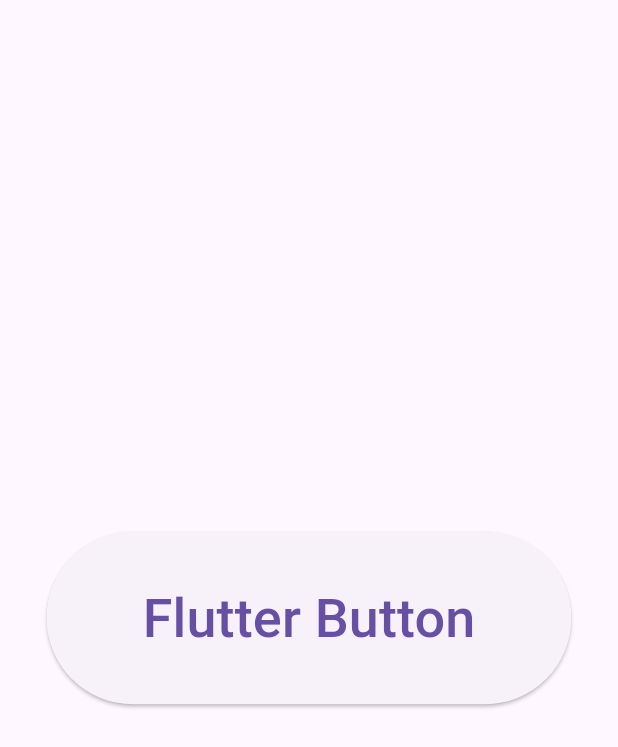
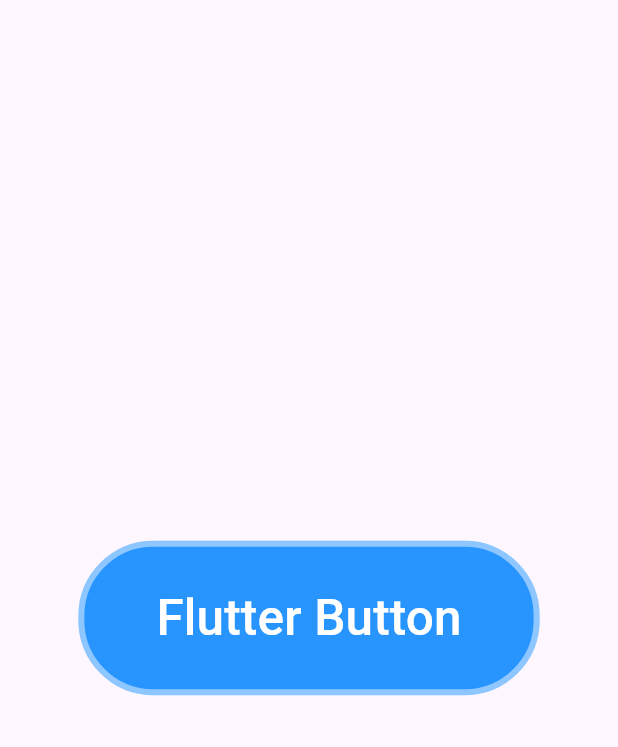
Before and after one commit to ginganotnigg/Animation-Comparison-App, a Flutter app: the ButtonPressScreen screen opened directly, after a tap on "Flutter Button", on a phone screen of 412 x 824 dp. Shown: the top 747 px of the screen. Run offline on Flutter 3.47's test engine with Material 3 defaults, Android fonts, the phone set to English and light mode, and no system bars; our stand-ins replace cached_network_image, lottie, rive; network calls fail.

Commit message:
feat: re-design button press screen

```diff
--- a/lib/screen/button_press.dart
+++ b/lib/screen/button_press.dart
@@ -14,6 +14,7 @@ class _ButtonPressScreenState extends State<ButtonPressScreen>
     with SingleTickerProviderStateMixin {
   SMITrigger? _onClick;
   double _scale = 1.0;
+  double _shadowBlur = 0.0;
 
   void _onButtonPressed() {
     if (_onClick != null) {
@@ -21,24 +22,25 @@ class _ButtonPressScreenState extends State<ButtonPressScreen>
     }
 
     setState(() {
-      _scale = 1.1;
+      _scale = 0.8;
+      _shadowBlur = 70.0;
     });
 
     Future.delayed(const Duration(milliseconds: 100), () {
       setState(() {
         _scale = 1.0;
+        _shadowBlur = 0.0; // Reset the shadow after the effect
       });
     });
   }
 
-  // Hàm khởi tạo điều khiển Rive
+  // Initialize Rive state machine
   void _onRiveInit(Artboard artboard) {
     final controller = StateMachineController.fromArtboard(
-        artboard, 'State Machine 1'); // Tên state machine
+        artboard, 'State Machine 1'); // State machine name
     if (controller != null) {
       artboard.addController(controller);
-      _onClick = controller.findInput('Button_Click')
-          as SMITrigger?; // Input từ state machine
+      _onClick = controller.findInput('CLICK') as SMITrigger?;
     }
   }
 
@@ -47,26 +49,62 @@ class _ButtonPressScreenState extends State<ButtonPressScreen>
     return Scaffold(
       body: Center(
         child: widget.useBuiltIn
-            ? Transform.scale(
+            // Flutter Button
+            ? AnimatedScale(
                 scale: _scale,
+                duration: const Duration(milliseconds: 100),
+                curve: Curves.easeInOut,
+                child: AnimatedContainer(
+                  duration: const Duration(milliseconds: 200),
+                  decoration: BoxDecoration(
+                    color: const Color(0xFF2895FF),
+                    borderRadius: BorderRadius.circular(50),
+                    border: Border.all(
+                      color: const Color(0xFF8EC6FF),
+                      width: 4,
+                    ),
+                    boxShadow: [
+                      BoxShadow(
+                        color: Colors.blue.withOpacity(0.2),
+                        blurRadius: _shadowBlur,
+                        spreadRadius: _shadowBlur,
+                        offset: const Offset(0, 0),
+                      ),
+                    ],
+                  ),
                   child: ElevatedButton(
                     onPressed: _onButtonPressed,
                     style: ElevatedButton.styleFrom(
+                      backgroundColor: Colors.transparent,
+                      shadowColor: Colors.transparent,
                       padding: const EdgeInsets.symmetric(
-                        horizontal: 64, vertical: 32),
+                          horizontal: 48, vertical: 24),
+                      shape: RoundedRectangleBorder(
+                        borderRadius: BorderRadius.circular(30),
+                      ),
                     ),
                     child: const Text(
                       'Flutter Button',
-                    style: TextStyle(fontSize: 36),
+                      style: TextStyle(
+                        fontSize: 33,
+                        color: Colors.white,
+                      ),
+                    ),
                   ),
                 ),
               )
-            : GestureDetector(
+            :
+            // Rive Button
+            GestureDetector(
                 onTap: _onButtonPressed,
+                child: SizedBox(
+                  width: 400,
+                  height: 400,
                   child: RiveAnimation.asset(
                     'lib/assets/rive/button_press.riv',
                     fit: BoxFit.cover,
-                  onInit: _onRiveInit,
+                    onInit: _onRiveInit, // Initialize the Rive animation
+                  ),
                 ),
               ),
       ),
```
Also changed, not shown: 1 other file. Lines whose indentation alone changed are shown as unchanged.
